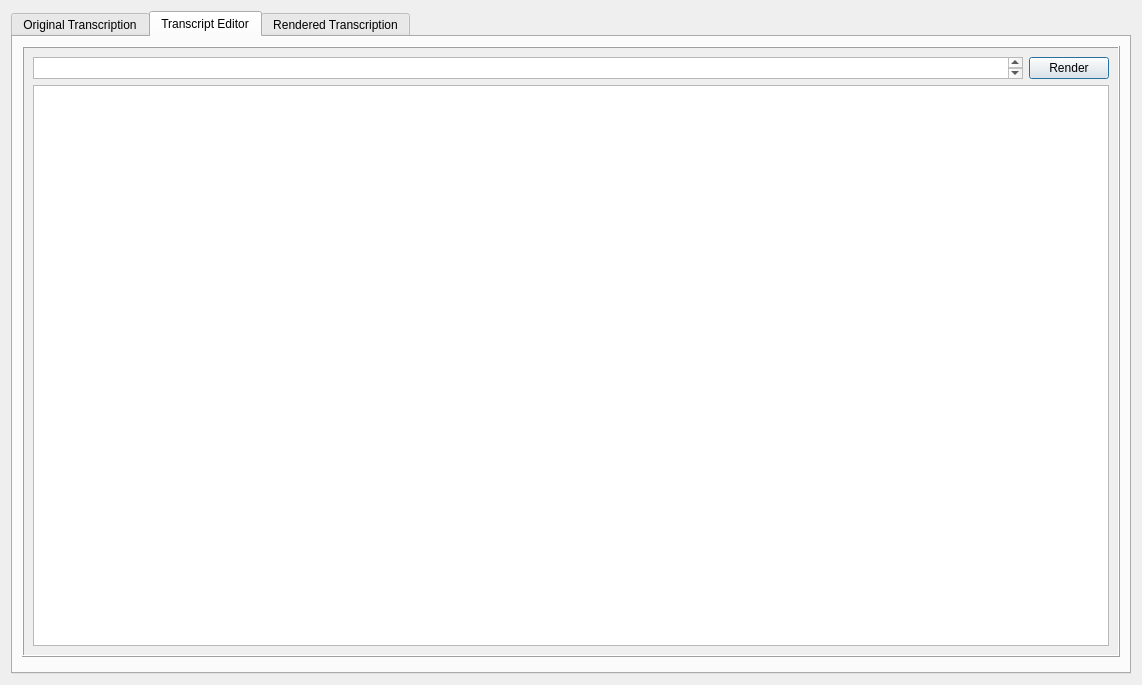
First picture: the form in UserInterface/GUI.ui, repository ElliotCouvignou/ECE445, before the edit.
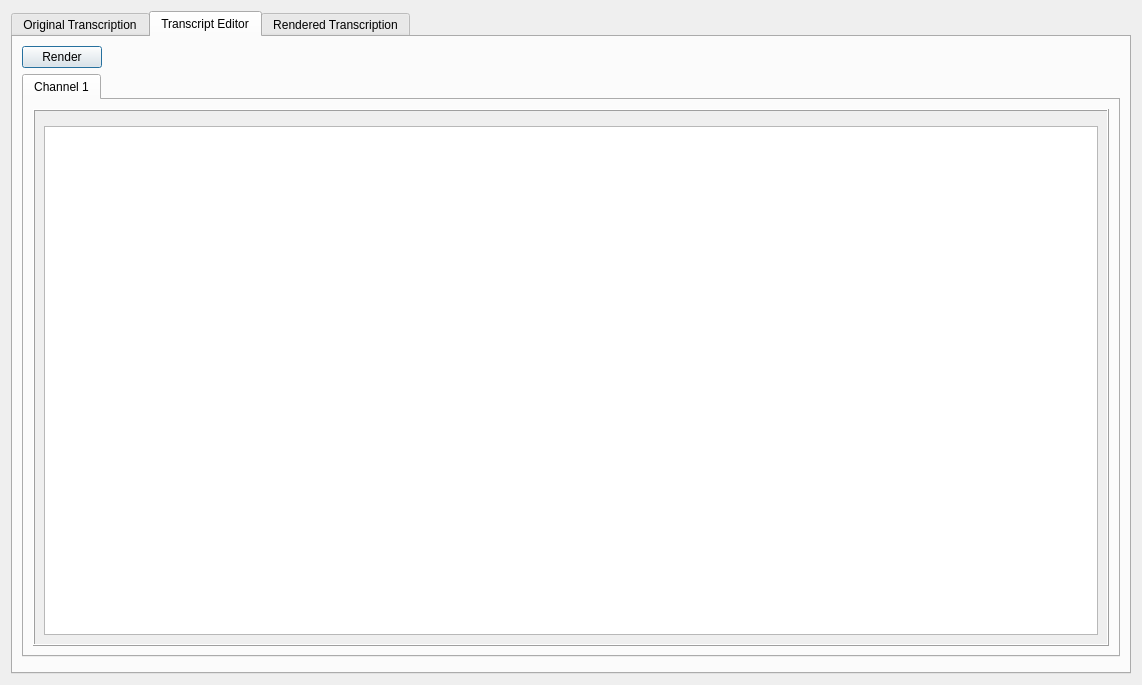
Second picture: the form after the edit. The open tabs and pages were chosen to show the change.

Commit message: first multi-channel working draft

```diff
--- a/UserInterface/GUI.ui
+++ b/UserInterface/GUI.ui
@@ -112,7 +112,26 @@
        <string>Transcript Editor</string>
       </attribute>
       <layout class="QGridLayout" name="gridLayout_6">
-       <item row="1" column="0">
+       <item row="0" column="0">
+        <widget class="QPushButton" name="RenderButton">
+         <property name="sizePolicy">
+          <sizepolicy hsizetype="Fixed" vsizetype="Fixed">
+           <horstretch>0</horstretch>
+           <verstretch>0</verstretch>
+          </sizepolicy>
+         </property>
+         <property name="text">
+          <string>Render</string>
+         </property>
+         <property name="iconSize">
+          <size>
+           <width>18</width>
+           <height>18</height>
+          </size>
+         </property>
+        </widget>
+       </item>
+       <item row="2" column="0">
         <widget class="QFrame" name="frame">
          <property name="frameShape">
           <enum>QFrame::StyledPanel</enum>
@@ -122,6 +141,16 @@
          </property>
         </widget>
        </item>
+       <item row="1" column="0">
+        <widget class="QTabWidget" name="EditorChannelsTab">
+         <property name="currentIndex">
+          <number>0</number>
+         </property>
+         <widget class="QWidget" name="tab_8">
+          <attribute name="title">
+           <string>Channel 1</string>
+          </attribute>
+          <layout class="QGridLayout" name="gridLayout_12">
        <item row="0" column="0">
         <widget class="QFrame" name="EditTransFrame">
          <property name="sizePolicy">
@@ -153,25 +182,6 @@
             </property>
            </widget>
           </item>
-          <item row="0" column="1">
-           <widget class="QPushButton" name="SetOriginalButton_2">
-            <property name="sizePolicy">
-             <sizepolicy hsizetype="Fixed" vsizetype="Fixed">
-              <horstretch>0</horstretch>
-              <verstretch>0</verstretch>
-             </sizepolicy>
-            </property>
-            <property name="text">
-             <string>Render</string>
-            </property>
-            <property name="iconSize">
-             <size>
-              <width>18</width>
-              <height>18</height>
-             </size>
-            </property>
-           </widget>
-          </item>
           <item row="0" column="0">
            <widget class="QTextBrowser" name="textBrowser">
             <property name="sizePolicy">
@@ -193,6 +203,10 @@
        </item>
       </layout>
      </widget>
+        </widget>
+       </item>
+      </layout>
+     </widget>
      <widget class="QWidget" name="tab2">
       <attribute name="title">
        <string>Rendered Transcription</string>
```
Left out of the diff: 90 changed lines with no effect on the pictures. Lines whose indentation alone changed are shown as unchanged. The commit also changes 21 other files.
